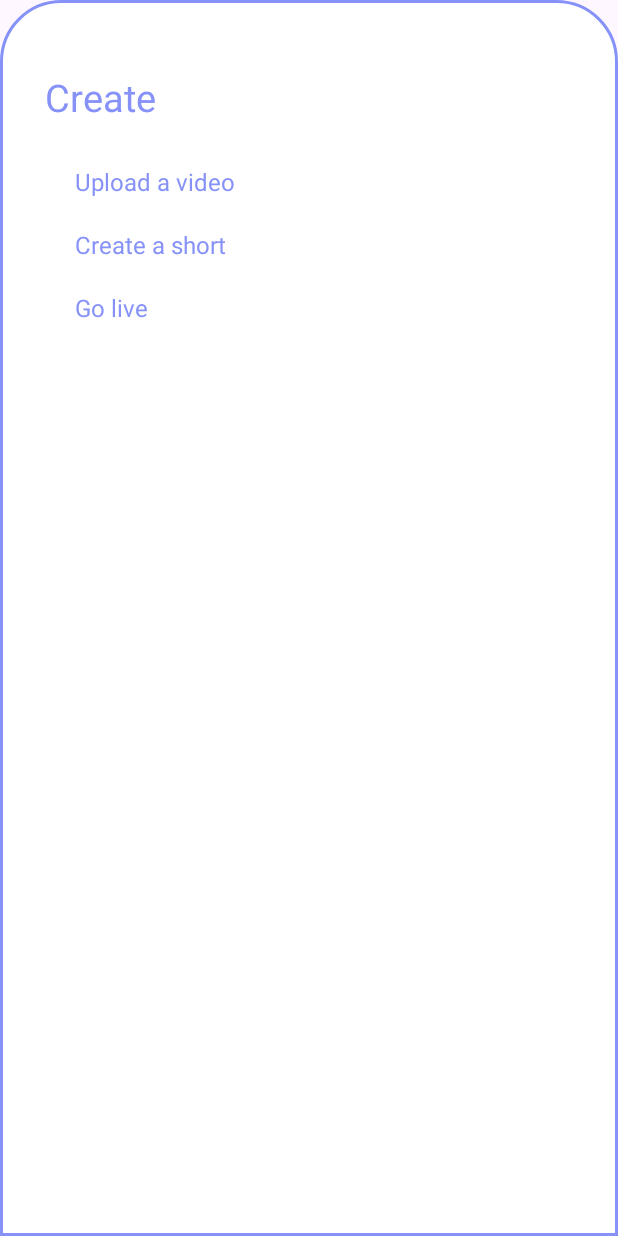
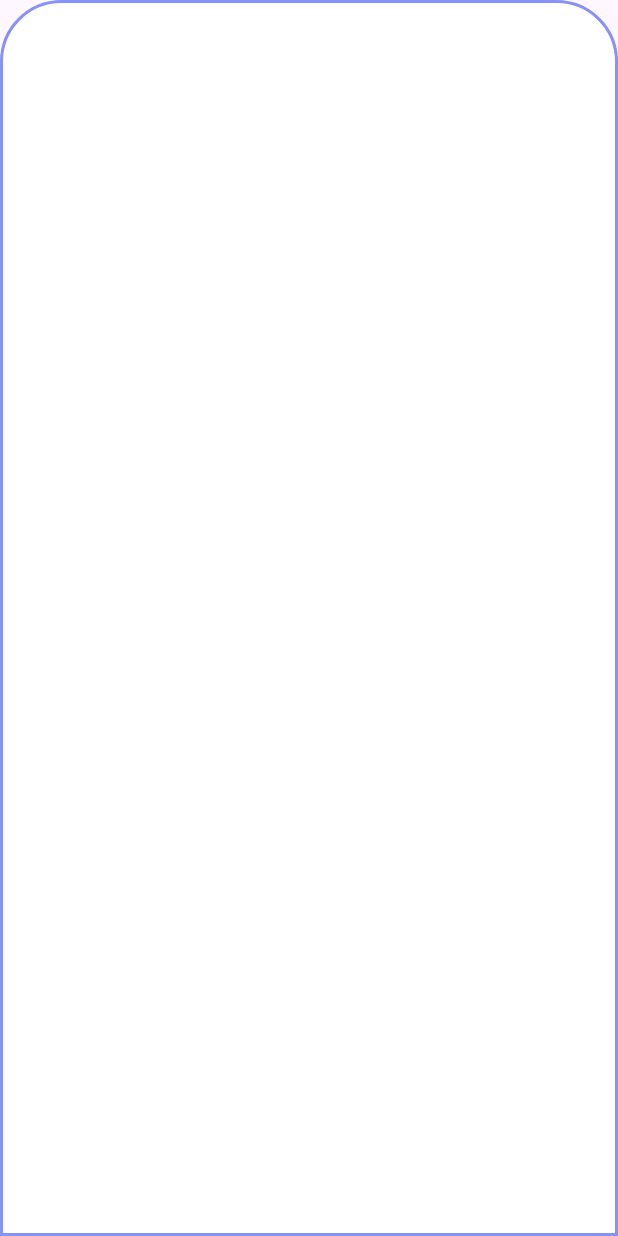
Before and after one commit to BADRobin/My_Weather_App, an Android app: the layout bottomsheetlayout.xml on its own in the app's theme, with its tools: preview values and no code run, on a phone screen of 412 x 824 dp. Run offline under Robolectric (Android 15) with nearby library versions, the phone set to English and light mode, and no system bars.

```diff
--- a/app/build.gradle.kts
+++ b/app/build.gradle.kts
@@ -59,4 +59,5 @@ dependencies {
 
     implementation ("com.airbnb.android:lottie:3.4.0")
 
+
 }
--- a/app/src/main/java/com/oleh/myweatherapp/MainActivity.java
+++ b/app/src/main/java/com/oleh/myweatherapp/MainActivity.java
@@ -53,7 +53,7 @@ public class MainActivity extends AppCompatActivity {
         if (savedInstanceState == null) {
 
             getSupportFragmentManager().beginTransaction().replace(R.id.frame_layout, new HomeFragment()).commit();
-            navigationView.setCheckedItem(R.id.nav_home);
+//            navigationView.setCheckedItem(R.id.nav_home);
 
         }
 
--- a/app/src/main/java/com/oleh/myweatherapp/PagerActivity.java
+++ b/app/src/main/java/com/oleh/myweatherapp/PagerActivity.java
@@ -1,4 +1,6 @@
-package com.oleh.myweatherapp;
+package com.oleh.myweatherapp;//        Animation animation = AnimationUtils.loadAnimation(parent.getContext(), R.anim.move_weather_icon);
+//
+//                holder.getWeatherIcon().startAnimation(animation);
 
 import android.os.Bundle;
 
--- a/app/src/main/res/layout/activity_main.xml
+++ b/app/src/main/res/layout/activity_main.xml
@@ -41,9 +41,7 @@
         app:itemIconTint="@color/lavanda"
         app:itemTextColor="@color/lavanda"/>
 
-    <androidx.coordinatorlayout.widget.CoordinatorLayout
-        android:layout_width="match_parent"
-        android:layout_height="match_parent"/>
+
 
 
 
--- a/app/src/main/res/layout/bottomsheetlayout.xml
+++ b/app/src/main/res/layout/bottomsheetlayout.xml
@@ -17,17 +17,6 @@
         android:layout_height="wrap_content"
         android:orientation="horizontal">
 
-        <TextView
-            android:id="@+id/createText"
-            android:layout_width="wrap_content"
-            android:layout_height="wrap_content"
-            android:textAlignment="viewStart"
-            android:text="Create"
-            android:padding="8dp"
-            android:textColor="@color/lavanda"
-            android:layout_marginStart="12dp"
-            android:layout_marginTop="5dp"
-            android:textSize="25dp" />
 
 
 
@@ -43,13 +32,7 @@
         android:padding="10dp">
 
 
-        <TextView
-            android:layout_width="wrap_content"
-            android:layout_height="wrap_content"
-            android:text="Upload a video"
-            android:textColor="@color/lavanda"
-            android:layout_marginLeft="30dp"
-            android:textSize="16sp"/>
+
 
     </LinearLayout>
 
@@ -63,13 +46,7 @@
 
 
 
-        <TextView
-            android:layout_width="wrap_content"
-            android:layout_height="wrap_content"
-            android:text="Create a short"
-            android:textColor="@color/lavanda"
-            android:layout_marginLeft="30dp"
-            android:textSize="16sp"/>
+
 
     </LinearLayout>
 
@@ -84,13 +61,6 @@
         android:paddingBottom="30dp">
 
 
-        <TextView
-            android:layout_width="wrap_content"
-            android:layout_height="wrap_content"
-            android:text="Go live"
-            android:textColor="@color/lavanda"
-            android:layout_marginLeft="30dp"
-            android:textSize="16sp"/>
 
     </LinearLayout>
 
--- a/app/src/main/res/values/strings.xml
+++ b/app/src/main/res/values/strings.xml
@@ -17,4 +17,8 @@
     <string name="title_activity_main3">Main3Activity</string>
     <string name="open_nav">Open Navigation Drawer</string>
     <string name="close_nav">Close Navigation Drawer</string>
+
+
+    <!-- TODO: Remove or change this placeholder text -->
+    <string name="hello_blank_fragment">Hello blank fragment</string>
 </resources>
```
Also changed, not shown: app/src/main/AndroidManifest.xml (+1 -15 lines), app/src/main/java/com/oleh/myweatherapp/WeatherDetailActivity.java (+15 -12 lines), app/src/main/java/com/oleh/myweatherapp/WeatherPageAdapter.java (+29 -5 lines), app/src/main/java/com/oleh/myweatherapp/WeatherPagerViewHolder.java (+3 -5 lines), app/src/main/res/layout/page_weather.xml (+29 -2 lines), app/src/main/res/menu/bottom_menu.xml (deleted, +0 -12 lines), app/src/main/res/navigation/mobile_navigation.xml (deleted, +0 -25 lines), app/src/main/res/navigation/mobile_navigation2.xml (deleted, +0 -25 lines), app/src/main/res/navigation/mobile_navigation3.xml (deleted, +0 -25 lines), app/src/main/res/navigation/mobile_navigation4.xml (deleted, +0 -25 lines).
